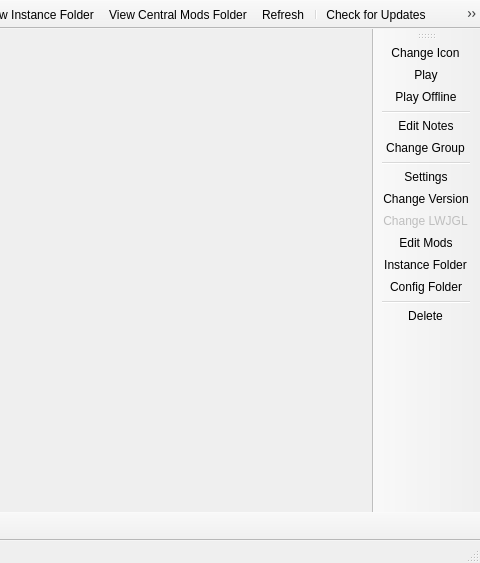
Old version of the form gui/MainWindow.ui in the repository FreesmTeam/FreesmLauncher; both pictures show x 214 to 694 and y 0 to 563 of the 694 by 563 pixel window.
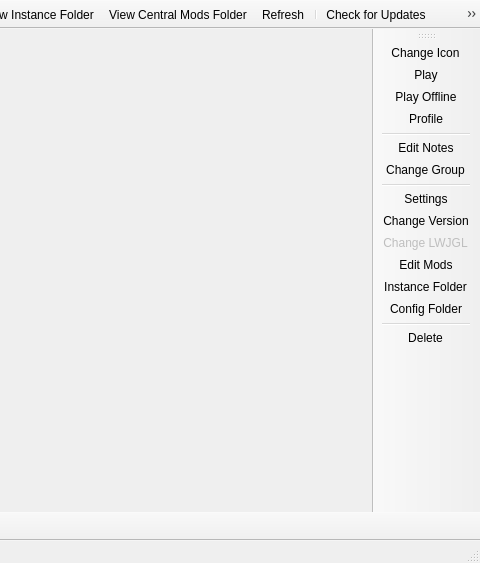
New version of the form. Icons and pictures are not drawn.

Patch:
```diff
--- a/gui/MainWindow.ui
+++ b/gui/MainWindow.ui
@@ -108,6 +108,7 @@
    <addaction name="actionChangeInstIcon"/>
    <addaction name="actionLaunchInstance"/>
    <addaction name="actionLaunchInstanceOffline"/>
+   <addaction name="actionProfileInstance"/>
    <addaction name="separator"/>
    <addaction name="actionEditInstNotes"/>
    <addaction name="actionChangeInstGroup"/>
@@ -528,6 +529,14 @@
     <string>Launch the selected instance.</string>
    </property>
   </action>
+  <action name="actionProfileInstance">
+   <property name="text">
+    <string>Profile</string>
+   </property>
+   <property name="toolTip">
+    <string>Starts a profiling session with the current instance</string>
+   </property>
+  </action>
  </widget>
  <layoutdefault spacing="6" margin="11"/>
  <resources>
```
Left out of the diff: 3 changed lines with no effect on the pictures.
